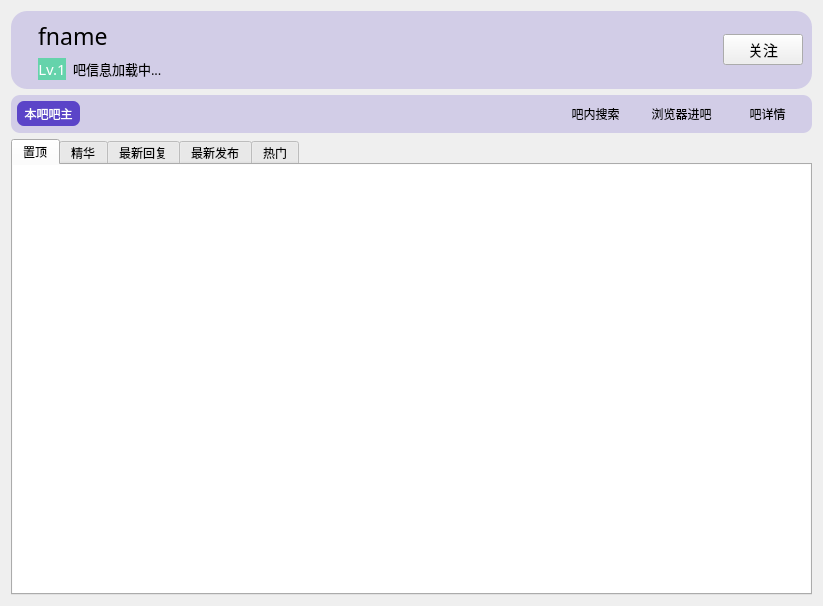
Old version of the form src/resf/ba_head.ui in the repository clb-128258/TiebaDesktop.
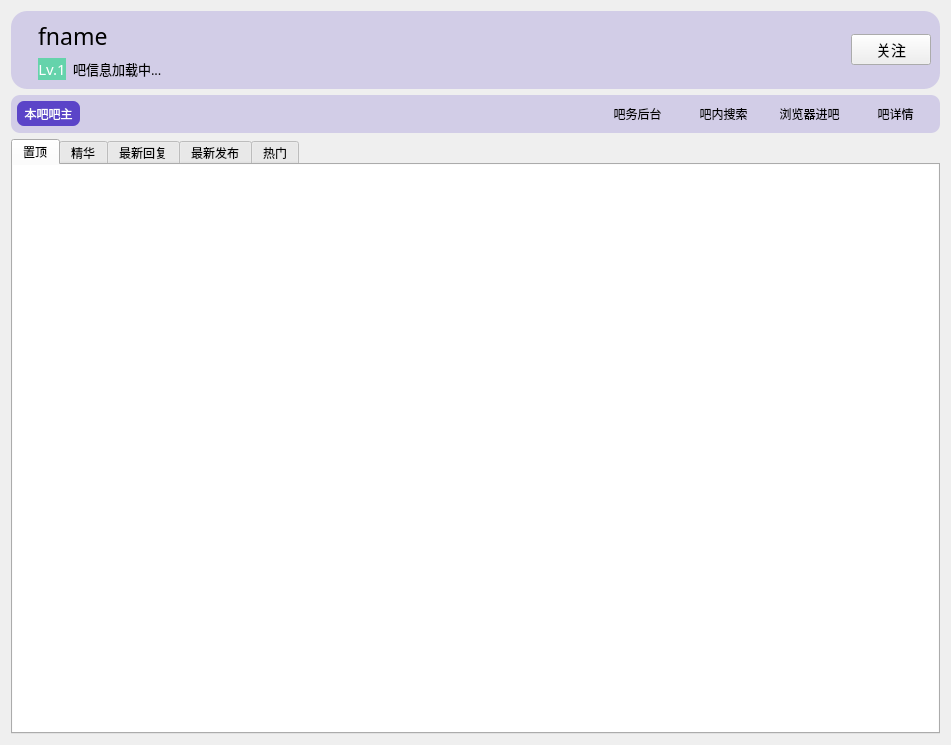
New version of the form.

Commit message: feat: 吧首页吧务后台入口

Patch:
```diff
--- a/src/resf/ba_head.ui
+++ b/src/resf/ba_head.ui
@@ -6,8 +6,8 @@
    <rect>
     <x>0</x>
     <y>0</y>
-    <width>823</width>
-    <height>606</height>
+    <width>951</width>
+    <height>745</height>
    </rect>
   </property>
   <property name="font">
@@ -395,7 +395,7 @@
 	background-color: rgba(91, 68, 200, 50);
 }</string>
         </property>
-        <layout class="QGridLayout" name="gridLayout_5" columnstretch="0,0,0,0,0,0,0,0">
+        <layout class="QGridLayout" name="gridLayout_5" columnstretch="0,0,0,0,0,0,0,0,0">
          <property name="leftMargin">
           <number>6</number>
          </property>
@@ -408,6 +408,49 @@
          <property name="bottomMargin">
           <number>6</number>
          </property>
+         <item row="0" column="2" colspan="2">
+          <widget class="QLabel" name="label_7">
+           <property name="font">
+            <font>
+             <pointsize>9</pointsize>
+            </font>
+           </property>
+           <property name="text">
+            <string/>
+           </property>
+           <property name="alignment">
+            <set>Qt::AlignLeading|Qt::AlignLeft|Qt::AlignVCenter</set>
+           </property>
+          </widget>
+         </item>
+         <item row="0" column="4">
+          <spacer name="horizontalSpacer_3">
+           <property name="orientation">
+            <enum>Qt::Horizontal</enum>
+           </property>
+           <property name="sizeHint" stdset="0">
+            <size>
+             <width>40</width>
+             <height>20</height>
+            </size>
+           </property>
+          </spacer>
+         </item>
+         <item row="0" column="6">
+          <widget class="QPushButton" name="pushButton_5">
+           <property name="font">
+            <font>
+             <pointsize>9</pointsize>
+            </font>
+           </property>
+           <property name="text">
+            <string> 吧内搜索</string>
+           </property>
+           <property name="flat">
+            <bool>true</bool>
+           </property>
+          </widget>
+         </item>
          <item row="0" column="0">
           <widget class="QLabel" name="label_8">
            <property name="minimumSize">
@@ -443,7 +486,7 @@
            </property>
           </widget>
          </item>
-         <item row="0" column="6">
+         <item row="0" column="7">
           <widget class="QPushButton" name="pushButton_4">
            <property name="font">
             <font>
@@ -458,7 +501,7 @@
            </property>
           </widget>
          </item>
-         <item row="0" column="7">
+         <item row="0" column="8">
           <widget class="QPushButton" name="pushButton_3">
            <property name="font">
             <font>
@@ -499,33 +542,20 @@
           </widget>
          </item>
          <item row="0" column="5">
-          <widget class="QPushButton" name="pushButton_5">
+          <widget class="QPushButton" name="pushButton_6">
            <property name="font">
             <font>
              <pointsize>9</pointsize>
             </font>
            </property>
            <property name="text">
-            <string> 吧内搜索</string>
+            <string> 吧务后台</string>
            </property>
            <property name="flat">
             <bool>true</bool>
            </property>
           </widget>
          </item>
-         <item row="0" column="4">
-          <spacer name="horizontalSpacer_3">
-           <property name="orientation">
-            <enum>Qt::Horizontal</enum>
-           </property>
-           <property name="sizeHint" stdset="0">
-            <size>
-             <width>40</width>
-             <height>20</height>
-            </size>
-           </property>
-          </spacer>
-         </item>
         </layout>
        </widget>
       </item>
```
Left out of the diff: 15 changed lines with no effect on the pictures. The commit also changes 2 other files.
